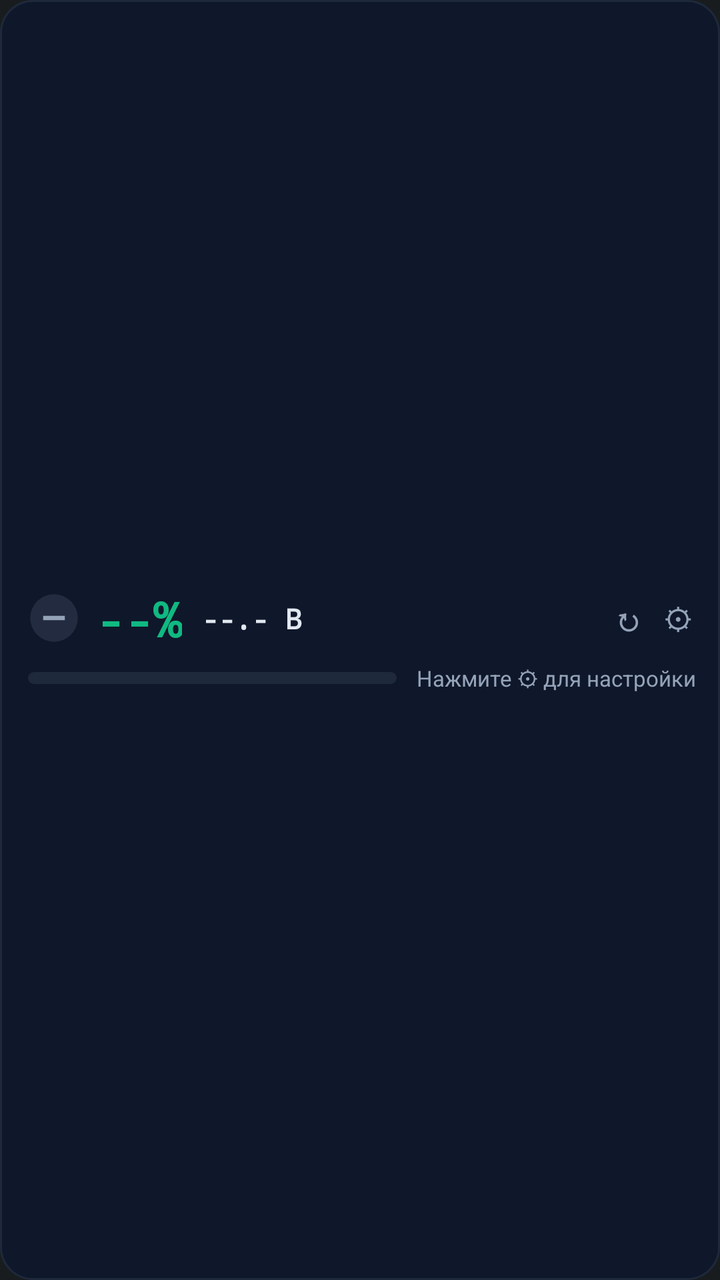
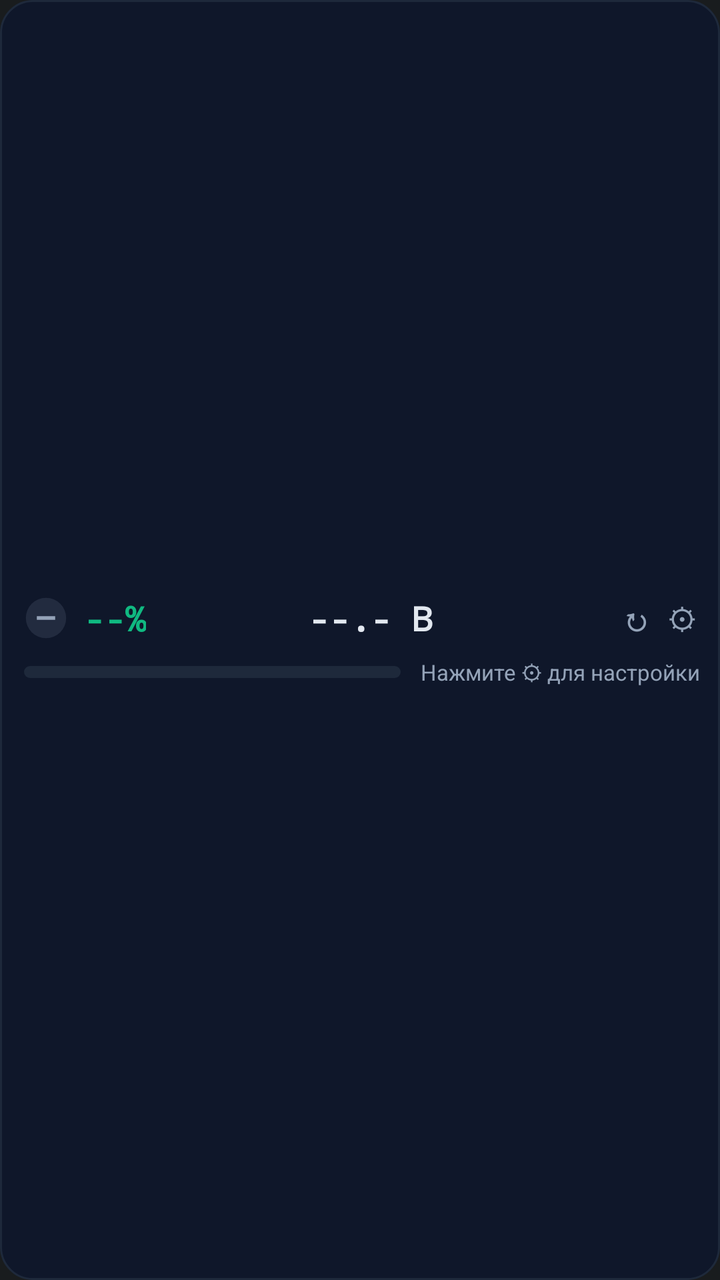

An Android layout rendered at two revisions. The XML below is the earlier revision; the diff shows what the commit changed to produce the second picture.
<!-- AndroidManifest.xml: application theme android:Theme.DeviceDefault.NoActionBar -->
<!-- res/layout/widget_battery.xml -->
<?xml version="1.0" encoding="utf-8"?>
<LinearLayout xmlns:android="http://schemas.android.com/apk/res/android"
    android:id="@+id/widget_root"
    android:layout_width="match_parent"
    android:layout_height="match_parent"
    android:background="@drawable/widget_bg"
    android:gravity="center_vertical"
    android:orientation="vertical"
    android:paddingStart="14dp"
    android:paddingTop="8dp"
    android:paddingEnd="12dp"
    android:paddingBottom="8dp">

    
    <LinearLayout
        android:layout_width="match_parent"
        android:layout_height="wrap_content"
        android:gravity="center_vertical"
        android:orientation="horizontal">

        <ImageView
            android:id="@+id/widget_state_icon"
            android:layout_width="26dp"
            android:layout_height="26dp"
            android:contentDescription="@string/widget_title"
            android:src="@drawable/ic_state_idle" />

        <TextView
            android:id="@+id/widget_soc"
            android:layout_width="wrap_content"
            android:layout_height="wrap_content"
            android:layout_marginStart="8dp"
            android:fontFamily="monospace"
            android:maxLines="1"
            android:text="@string/widget_placeholder_soc"
            android:textColor="#10B981"
            android:textSize="24sp"
            android:textStyle="bold" />

        <TextView
            android:id="@+id/widget_voltage"
            android:layout_width="wrap_content"
            android:layout_height="wrap_content"
            android:layout_marginStart="10dp"
            android:ellipsize="end"
            android:fontFamily="monospace"
            android:maxLines="1"
            android:text="@string/widget_placeholder_voltage"
            android:textColor="#E2E8F0"
            android:textSize="14sp"
            android:textStyle="bold" />

        <TextView
            android:id="@+id/widget_eta"
            android:layout_width="0dp"
            android:layout_height="wrap_content"
            android:layout_marginStart="8dp"
            android:layout_weight="1"
            android:ellipsize="end"
            android:gravity="end"
            android:maxLines="1"
            android:text=""
            android:textColor="#94A3B8"
            android:textSize="13sp"
            android:textStyle="bold" />

        <TextView
            android:id="@+id/widget_btn_refresh"
            android:layout_width="wrap_content"
            android:layout_height="wrap_content"
            android:paddingStart="8dp"
            android:paddingTop="2dp"
            android:paddingEnd="6dp"
            android:paddingBottom="2dp"
            android:text="↻"
            android:textColor="#94A3B8"
            android:textSize="16sp"
            android:textStyle="bold" />

        <TextView
            android:id="@+id/widget_btn_settings"
            android:layout_width="wrap_content"
            android:layout_height="wrap_content"
            android:paddingStart="4dp"
            android:paddingTop="2dp"
            android:paddingEnd="2dp"
            android:paddingBottom="2dp"
            android:text="⚙"
            android:textColor="#94A3B8"
            android:textSize="15sp" />
    </LinearLayout>

    
    <LinearLayout
        android:layout_width="match_parent"
        android:layout_height="wrap_content"
        android:layout_marginTop="6dp"
        android:gravity="center_vertical"
        android:orientation="horizontal">

        <ProgressBar
            android:id="@+id/widget_progress"
            style="?android:attr/progressBarStyleHorizontal"
            android:layout_width="0dp"
            android:layout_height="6dp"
            android:layout_weight="1"
            android:indeterminate="false"
            android:indeterminateOnly="false"
            android:max="100"
            android:progress="0"
            android:progressDrawable="@drawable/widget_progress" />

        <TextView
            android:id="@+id/widget_updated"
            android:layout_width="wrap_content"
            android:layout_height="wrap_content"
            android:layout_marginStart="10dp"
            android:maxLines="1"
            android:text="@string/widget_waiting"
            android:textColor="#94A3B8"
            android:textSize="11sp" />
    </LinearLayout>

</LinearLayout>
<!-- resources referenced by this layout -->
<resources>
  <!-- drawable ic_state_idle (drawable) -->
  <?xml version="1.0" encoding="utf-8"?>
  <vector xmlns:android="http://schemas.android.com/apk/res/android"
      android:width="24dp"
      android:height="24dp"
      android:viewportWidth="24"
      android:viewportHeight="24">
      <path
          android:fillColor="#2694A3B8"
          android:pathData="M12,1A11,11 0 1,1 12,23A11,11 0 1,1 12,1Z" />
      <path
          android:fillColor="#94A3B8"
          android:pathData="M7,11H17V13H7Z" />
  </vector>
  <!-- drawable widget_bg (drawable) -->
  <?xml version="1.0" encoding="utf-8"?>
  <shape xmlns:android="http://schemas.android.com/apk/res/android"
      android:shape="rectangle">
      <solid android:color="#0F172A" />
      <corners android:radius="16dp" />
      <stroke
          android:width="1dp"
          android:color="#1E293B" />
  </shape>
  <!-- drawable widget_progress (drawable) -->
  <?xml version="1.0" encoding="utf-8"?>
  <layer-list xmlns:android="http://schemas.android.com/apk/res/android">
      <item android:id="@android:id/background">
          <shape android:shape="rectangle">
              <corners android:radius="6dp" />
              <solid android:color="#1E293B" />
          </shape>
      </item>
      <item android:id="@android:id/progress">
          <scale android:scaleWidth="100%">
              <shape android:shape="rectangle">
                  <corners android:radius="6dp" />
                  <solid android:color="#10B981" />
              </shape>
          </scale>
      </item>
  </layer-list>
  <string name="widget_placeholder_soc">--%</string>
  <string name="widget_placeholder_voltage">--.- В</string>
  <string name="widget_title">⚡ АКБ</string>
  <string name="widget_waiting">Нажмите ⚙ для настройки</string>
</resources>

<!-- the commit's change to res/layout/widget_battery.xml (unified diff, before → after) -->
@@ -6,9 +6,9 @@
     android:background="@drawable/widget_bg"
     android:gravity="center_vertical"
     android:orientation="vertical"
-    android:paddingStart="14dp"
+    android:paddingStart="12dp"
     android:paddingTop="8dp"
-    android:paddingEnd="12dp"
+    android:paddingEnd="10dp"
     android:paddingBottom="8dp">
 
     
@@ -20,8 +20,8 @@
 
         <ImageView
             android:id="@+id/widget_state_icon"
-            android:layout_width="26dp"
-            android:layout_height="26dp"
+            android:layout_width="22dp"
+            android:layout_height="22dp"
             android:contentDescription="@string/widget_title"
             android:src="@drawable/ic_state_idle" />
 
@@ -34,43 +34,43 @@
             android:maxLines="1"
             android:text="@string/widget_placeholder_soc"
             android:textColor="#10B981"
-            android:textSize="24sp"
+            android:textSize="17sp"
             android:textStyle="bold" />
 
         <TextView
             android:id="@+id/widget_voltage"
-            android:layout_width="wrap_content"
+            android:layout_width="0dp"
             android:layout_height="wrap_content"
-            android:layout_marginStart="10dp"
+            android:layout_weight="1"
             android:ellipsize="end"
             android:fontFamily="monospace"
+            android:gravity="center"
             android:maxLines="1"
             android:text="@string/widget_placeholder_voltage"
             android:textColor="#E2E8F0"
-            android:textSize="14sp"
+            android:textSize="17sp"
             android:textStyle="bold" />
 
         <TextView
             android:id="@+id/widget_eta"
-            android:layout_width="0dp"
+            android:layout_width="wrap_content"
             android:layout_height="wrap_content"
-            android:layout_marginStart="8dp"
-            android:layout_weight="1"
-            android:ellipsize="end"
+            android:layout_marginEnd="6dp"
+            android:fontFamily="monospace"
             android:gravity="end"
             android:maxLines="1"
             android:text=""
             android:textColor="#94A3B8"
-            android:textSize="13sp"
+            android:textSize="17sp"
             android:textStyle="bold" />
 
         <TextView
             android:id="@+id/widget_btn_refresh"
             android:layout_width="wrap_content"
             android:layout_height="wrap_content"
-            android:paddingStart="8dp"
+            android:paddingStart="6dp"
             android:paddingTop="2dp"
-            android:paddingEnd="6dp"
+            android:paddingEnd="5dp"
             android:paddingBottom="2dp"
             android:text="↻"
             android:textColor="#94A3B8"
@@ -81,7 +81,7 @@
             android:id="@+id/widget_btn_settings"
             android:layout_width="wrap_content"
             android:layout_height="wrap_content"
-            android:paddingStart="4dp"
+            android:paddingStart="3dp"
             android:paddingTop="2dp"
             android:paddingEnd="2dp"
             android:paddingBottom="2dp"
